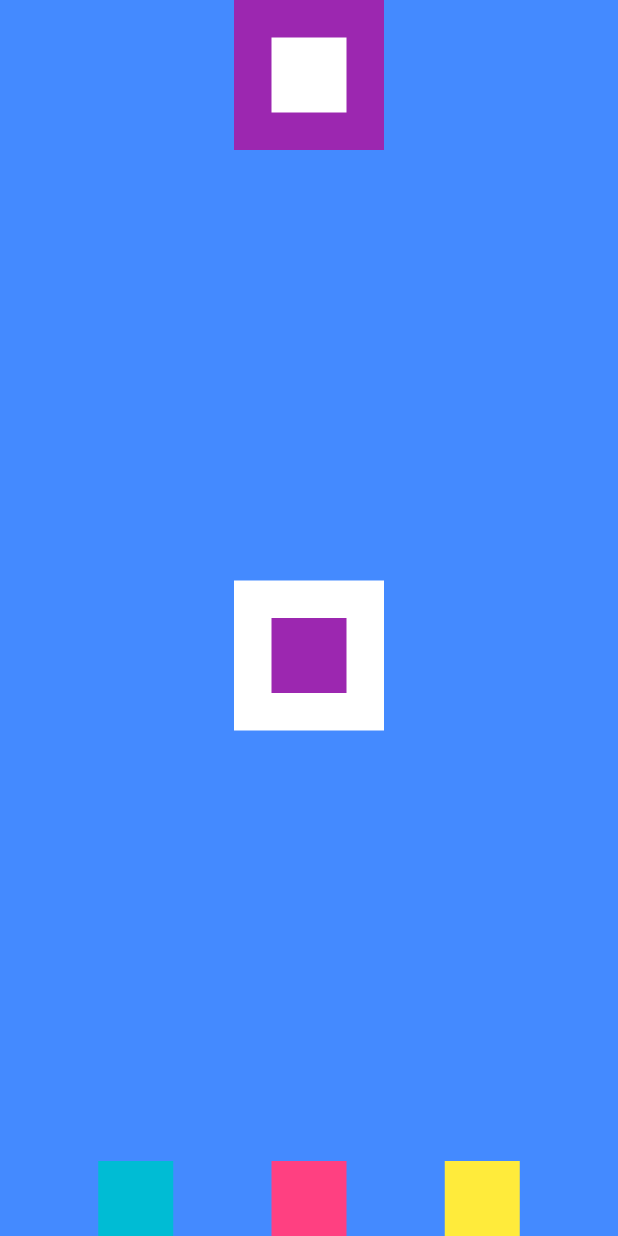
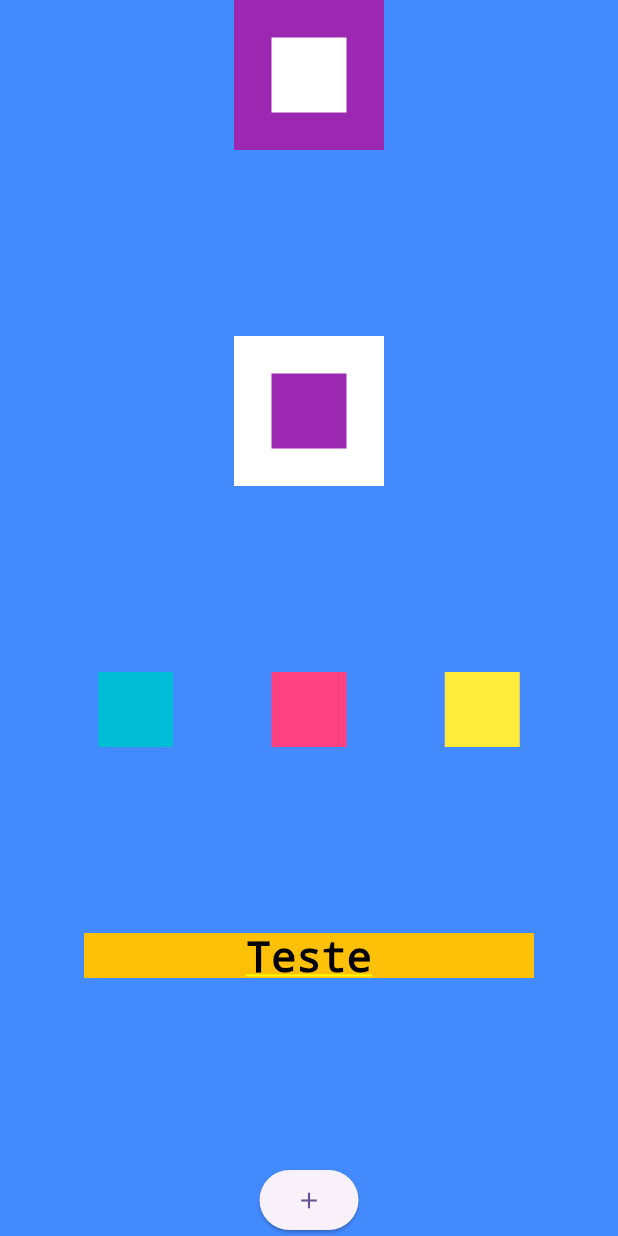
Before and after one commit to MarcusMR13/AuraWidgets-2024, a Flutter app: the screen it shows after launch, on a phone screen of 412 x 824 dp. Run offline on Flutter 3.47's test engine with Material 3 defaults, Android fonts, the phone set to English and light mode, and no system bars.

Commit message:
Aprendendo Botões

```diff
--- a/lib/main.dart
+++ b/lib/main.dart
@@ -72,6 +72,22 @@ class MyApp extends StatelessWidget {
                 ),
               ],
             ),
+            Container(
+              color: Colors.amber,
+              height: 30,
+              width: 300,
+              child: Text(
+                "Teste",
+                style: TextStyle(color: Colors.black, fontSize: 28),
+                textAlign: TextAlign.center,
+              ),
+            ),
+            ElevatedButton(
+                onPressed: () {
+                  print("Você apertou o botão");
+                },
+                child: Icon(Icons.add)
+                ),
           ],
         ),
       ),
```
